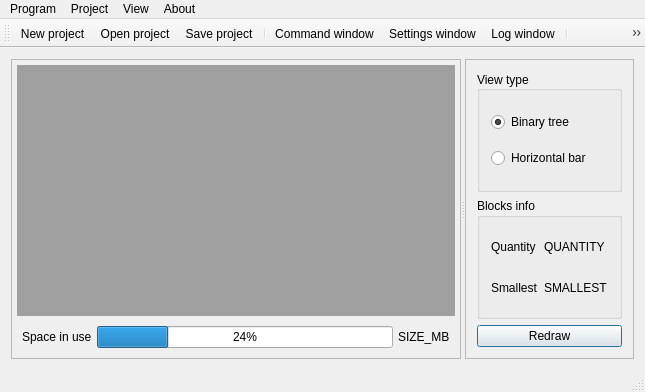
This is window_main.ui in khai-student/y3t2-ssw-course-project as Qt 5 draws it before an edit. The edited form follows.
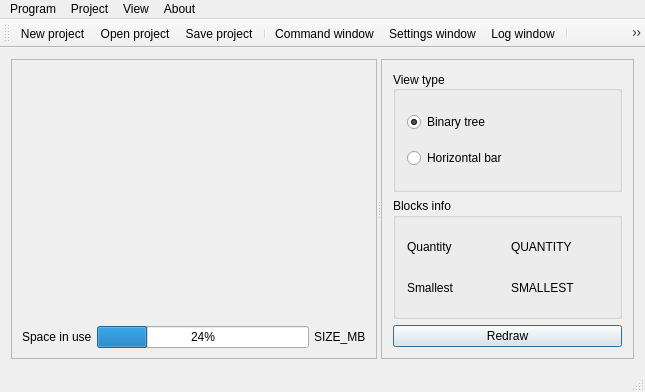
This is the edited form. Icons and pictures are not drawn.

Diff of the .ui file:
```diff
--- a/window_main.ui
+++ b/window_main.ui
@@ -48,16 +48,6 @@
          <number>5</number>
         </property>
         <item row="0" column="0">
-         <widget class="QMdiArea" name="mdi">
-          <property name="sizePolicy">
-           <sizepolicy hsizetype="Expanding" vsizetype="Expanding">
-            <horstretch>0</horstretch>
-            <verstretch>0</verstretch>
-           </sizepolicy>
-          </property>
-         </widget>
-        </item>
-        <item row="1" column="0">
          <widget class="QFrame" name="frame_4">
           <property name="enabled">
            <bool>true</bool>
@@ -90,24 +80,31 @@
            <property name="spacing">
             <number>5</number>
            </property>
-           <item row="0" column="0">
+           <item row="1" column="0">
             <widget class="QLabel" name="label">
              <property name="text">
               <string>Space in use</string>
              </property>
             </widget>
            </item>
-           <item row="0" column="1">
+           <item row="1" column="2">
+            <widget class="QLabel" name="spaceInUseLabel">
+             <property name="text">
+              <string>SIZE_MB</string>
+             </property>
+            </widget>
+           </item>
+           <item row="1" column="1">
             <widget class="QProgressBar" name="progressBar">
              <property name="value">
               <number>24</number>
              </property>
             </widget>
            </item>
-           <item row="0" column="2">
-            <widget class="QLabel" name="spaceInUseLabel">
-             <property name="text">
-              <string>SIZE_MB</string>
+           <item row="0" column="0" colspan="3">
+            <widget class="QStackedWidget" name="view">
+             <property name="currentIndex">
+              <number>-1</number>
              </property>
             </widget>
            </item>
@@ -115,8 +112,6 @@
          </widget>
         </item>
        </layout>
-       <zorder>frame_4</zorder>
-       <zorder>mdi</zorder>
       </widget>
       <widget class="QFrame" name="frame_2">
        <property name="enabled">
@@ -377,7 +372,7 @@
   <action name="actionCommandWindow">
    <property name="icon">
     <iconset resource="resources.qrc">
-     <normaloff>:/img/icon-set/svg/settings-2.svg</normaloff>:/img/icon-set/svg/settings-2.svg</iconset>
+     <normaloff>:/img/icon-set/svg/list-1.svg</normaloff>:/img/icon-set/svg/list-1.svg</iconset>
    </property>
    <property name="text">
     <string>Command window</string>
```
